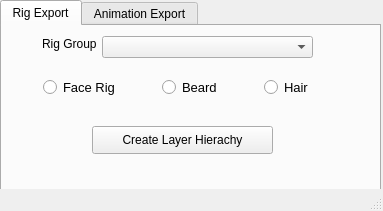
Above: Resources/Export_Hierachy.ui from Chans-cellar/Maya-Export-Hierachy before the change. Below: the same form after it.
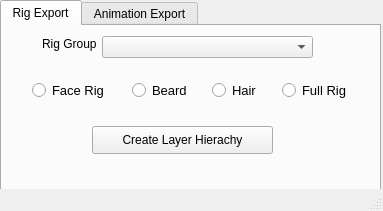
That is the form after the change.

Commit message: full rig option added

The edit to the form file:
```diff
--- a/Resources/Export_Hierachy.ui
+++ b/Resources/Export_Hierachy.ui
@@ -46,10 +46,10 @@
      <widget class="QRadioButton" name="Beard_RadioButton">
       <property name="geometry">
        <rect>
-        <x>160</x>
-        <y>51</y>
-        <width>94</width>
-        <height>21</height>
+        <x>130</x>
+        <y>52</y>
+        <width>70</width>
+        <height>25</height>
        </rect>
       </property>
       <property name="font">
@@ -64,10 +64,10 @@
      <widget class="QRadioButton" name="Face_RadioButton">
       <property name="geometry">
        <rect>
-        <x>41</x>
-        <y>51</y>
-        <width>115</width>
-        <height>21</height>
+        <x>30</x>
+        <y>52</y>
+        <width>91</width>
+        <height>25</height>
        </rect>
       </property>
       <property name="font">
@@ -82,10 +82,10 @@
      <widget class="QRadioButton" name="Hair_RadioButton">
       <property name="geometry">
        <rect>
-        <x>262</x>
-        <y>51</y>
-        <width>80</width>
-        <height>21</height>
+        <x>210</x>
+        <y>52</y>
+        <width>57</width>
+        <height>25</height>
        </rect>
       </property>
       <property name="font">
@@ -120,6 +120,24 @@
        <string>Rig Group</string>
       </property>
      </widget>
+     <widget class="QRadioButton" name="FullRig_RadioButton">
+      <property name="geometry">
+       <rect>
+        <x>280</x>
+        <y>54</y>
+        <width>81</width>
+        <height>20</height>
+       </rect>
+      </property>
+      <property name="font">
+       <font>
+        <pointsize>10</pointsize>
+       </font>
+      </property>
+      <property name="text">
+       <string>Full Rig</string>
+      </property>
+     </widget>
     </widget>
     <widget class="QWidget" name="AnimExport_Tab">
      <property name="enabled">
```
The commit also changes 1 other file.
